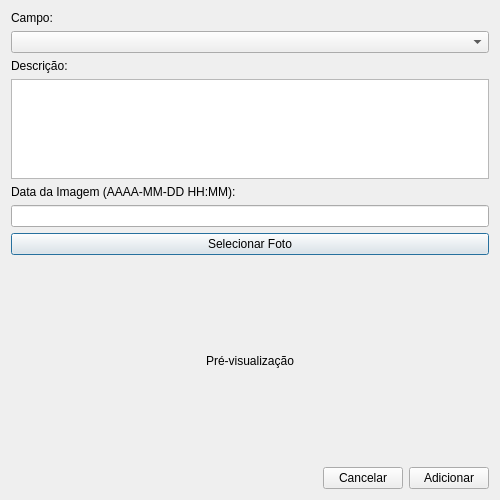
Before: the Qt Designer form uis/adicionarFotos.ui in dsgoficial/SAP_Gerente, drawn with Qt 5.
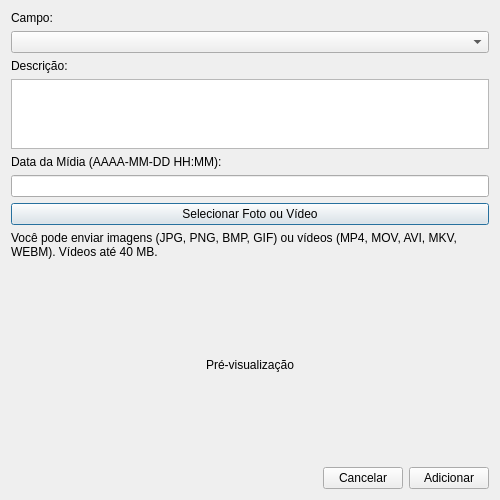
After: the same form once the commit is applied.

What changed in the file:
```diff
--- a/uis/adicionarFotos.ui
+++ b/uis/adicionarFotos.ui
@@ -44,7 +44,7 @@
    <item>
     <widget class="QLabel" name="labelDataImagem">
      <property name="text">
-      <string>Data da Imagem (AAAA-MM-DD HH:MM):</string>
+      <string>Data da Mídia (AAAA-MM-DD HH:MM):</string>
      </property>
     </widget>
    </item>
@@ -54,7 +54,17 @@
    <item>
     <widget class="QPushButton" name="adicionarFotosBtn">
      <property name="text">
-      <string>Selecionar Foto</string>
+      <string>Selecionar Foto ou Vídeo</string>
+     </property>
+    </widget>
+   </item>
+   <item>
+    <widget class="QLabel" name="labelFormatos">
+     <property name="text">
+      <string>Você pode enviar imagens (JPG, PNG, BMP, GIF) ou vídeos (MP4, MOV, AVI, MKV, WEBM). Vídeos até 40&#160;MB.</string>
+     </property>
+     <property name="wordWrap">
+      <bool>true</bool>
      </property>
     </widget>
    </item>
```
Left out of the diff: 2 changed lines with no effect on the pictures.
